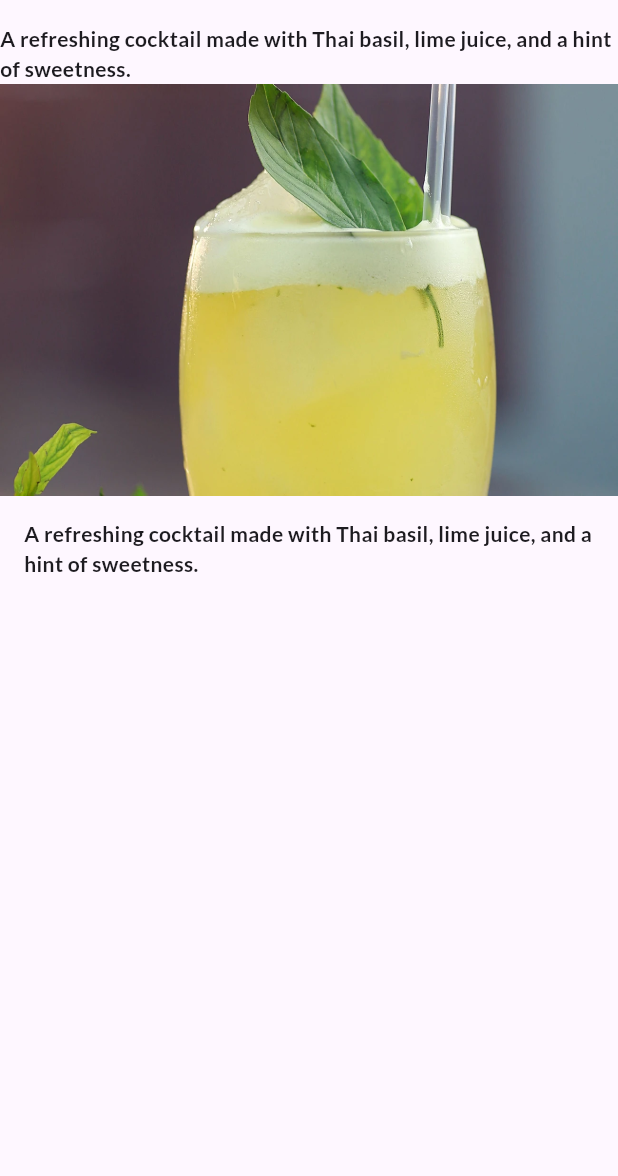
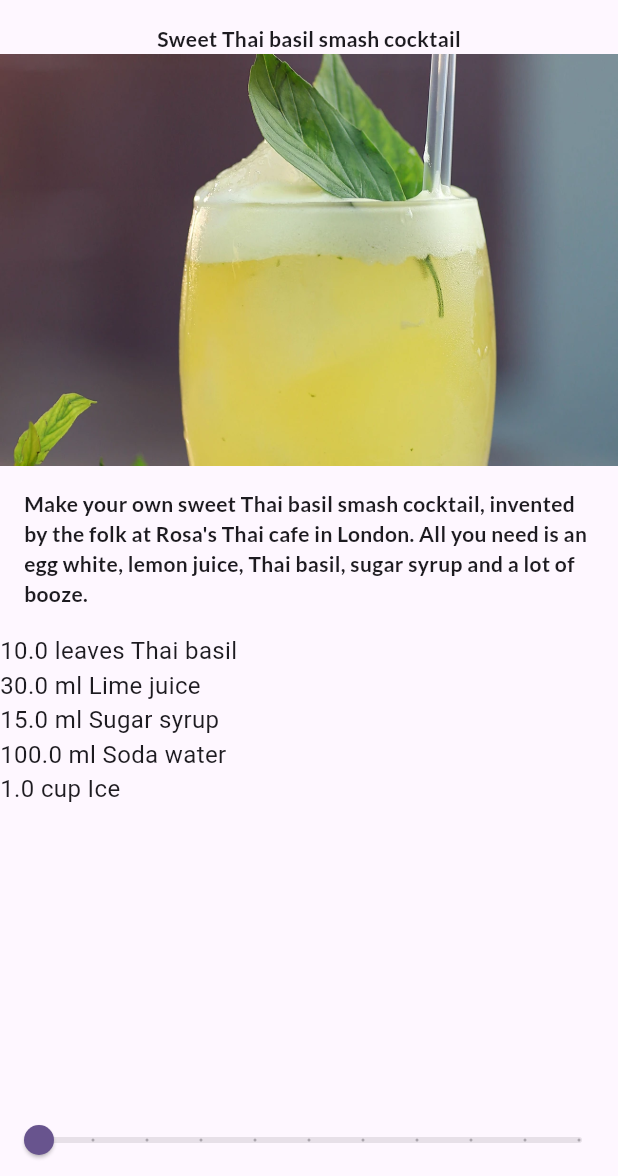
Before and after one commit to Pattarapong01/Recipe, a Flutter app: the screen it shows after launch, after a tap on "Sweet Thai basil smash cocktail", on a phone screen of 412 x 824 dp, the part 60-1236 px from its top. Run offline on Flutter 3.47's test engine with Material 3 defaults, Android fonts, the phone set to English and light mode, and no system bars; our stand-ins replace google_fonts.

Commit message:
SliderVal

```diff
--- /dev/null
+++ b/lib/MOdel/ingredient.dart
@@ -0,0 +1,13 @@
+class Ingredient{
+  String name;
+  double quantity;
+  String unit;
+
+  Ingredient(
+    {
+      required this.name,
+      required this.quantity,
+      required this.unit,
+    }
+  );
+}
--- a/lib/MOdel/recipe.dart
+++ b/lib/MOdel/recipe.dart
@@ -1,15 +1,82 @@
+import 'ingredient.dart';
+
 class Recipe {
   String imageLabel;
   String imageUrl;
   String imageDetail;
-  Recipe(this.imageUrl,this.imageLabel,this.imageDetail);
+  List<Ingredient> ingredients;
 
-static List<Recipe> samples =
-  [
-    Recipe('assets/images/juice.webp', 'Sweet Thai basil smash cocktail', 'A refreshing cocktail made with Thai basil, lime juice, and a hint of sweetness.'),
-    Recipe('assets/images/p110-20250121rps2352pumpkincurrypreview-8534543.webp', 'Thai pumpkin curry (gaeng fak thong)', 'A creamy and aromatic curry made with pumpkin, coconut milk, and Thai spices.'),
-    Recipe('assets/images/OLI-0519-Healthy_GreenThaiFishCurry_32208-c3cee9a (1).webp', 'Thai green fish curry', 'A spicy and flavorful curry made with green chilies, fish, and aromatic herbs.'),
-    Recipe('assets/images/p133-20250121rps2352northernlarbpreview-1-0ac4d35.webp', 'Larb muang (Thai chopped pork salad)', 'A traditional northern Thai salad made with minced pork, herbs, and a tangy dressing.'),
-    Recipe('assets/images/200304_Olive_PadThai-ebe0f22-scaled.webp', 'Pad Thai', 'A classic stir-fried noodle dish with tamarind sauce, peanuts, and vegetables.'),
+  Recipe(
+    this.imageUrl,
+    this.imageLabel,
+    this.imageDetail,
+    this.ingredients,
+  );
+
+  static List<Recipe> samples = [
+    Recipe(
+      'assets/images/juice.webp',
+      'Sweet Thai basil smash cocktail',
+      'Make your own sweet Thai basil smash cocktail, invented by the folk at Rosa\'s Thai cafe in London. All you need is an egg white, lemon juice, Thai basil, sugar syrup and a lot of booze.',
+      [
+        Ingredient(name: 'Thai basil', quantity: 10, unit: 'leaves'),
+        Ingredient(name: 'Lime juice', quantity: 30, unit: 'ml'),
+        Ingredient(name: 'Sugar syrup', quantity: 15, unit: 'ml'),
+        Ingredient(name: 'Soda water', quantity: 100, unit: 'ml'),
+        Ingredient(name: 'Ice', quantity: 1, unit: 'cup'),
+      ],
+    ),
+
+    Recipe(
+      'assets/images/p110-20250121rps2352pumpkincurrypreview-8534543.webp',
+      'Thai pumpkin curry (gaeng fak thong)',
+      'Make the most of seasonal pumpkins or butternut squash in this Thai curry, flavoured with dill, fish sauce and homemade red and green chilli paste.',
+      [
+        Ingredient(name: 'Pumpkin', quantity: 300, unit: 'g'),
+        Ingredient(name: 'Coconut milk', quantity: 400, unit: 'ml'),
+        Ingredient(name: 'Red curry paste', quantity: 2, unit: 'tbsp'),
+        Ingredient(name: 'Fish sauce', quantity: 1, unit: 'tbsp'),
+        Ingredient(name: 'Palm sugar', quantity: 1, unit: 'tsp'),
+      ],
+    ),
+
+    Recipe(
+      'assets/images/OLI-0519-Healthy_GreenThaiFishCurry_32208-c3cee9a (1).webp',
+      'Thai green fish curry',
+      'Perk up your midweek meal with flaky chunks of fish cooked in creamy coconut milk and mild Thai green curry paste, ready in just 10 minutes.',
+      [
+        Ingredient(name: 'Fish fillet', quantity: 300, unit: 'g'),
+        Ingredient(name: 'Green curry paste', quantity: 2, unit: 'tbsp'),
+        Ingredient(name: 'Coconut milk', quantity: 400, unit: 'ml'),
+        Ingredient(name: 'Thai eggplant', quantity: 100, unit: 'g'),
+        Ingredient(name: 'Kaffir lime leaves', quantity: 3, unit: 'leaves'),
+      ],
+    ),
+
+    Recipe(
+      'assets/images/p133-20250121rps2352northernlarbpreview-1-0ac4d35.webp',
+      'Larb muang (Thai chopped pork salad)',
+      'Experience bold Thai flavours with Larb Muang, a vibrant chopped pork salad bursting with garlic, crispy shallots and spiced chillies. Perfect for sharing, this easy dish is served hot with sticky rice or lettuce cups.',
+      [
+        Ingredient(name: 'Minced pork', quantity: 250, unit: 'g'),
+        Ingredient(name: 'Lime juice', quantity: 2, unit: 'tbsp'),
+        Ingredient(name: 'Fish sauce', quantity: 1, unit: 'tbsp'),
+        Ingredient(name: 'Mint leaves', quantity: 1, unit: 'handful'),
+        Ingredient(name: 'Chili flakes', quantity: 1, unit: 'tsp'),
+      ],
+    ),
+
+    Recipe(
+      'assets/images/200304_Olive_PadThai-ebe0f22-scaled.webp',
+      'Pad Thai',
+      'Put juicy king prawns to work in our version of this classic Thai dish, full of vibrant flavours and ready in half an hour.',
+      [
+        Ingredient(name: 'Rice noodles', quantity: 200, unit: 'g'),
+        Ingredient(name: 'King prawns', quantity: 150, unit: 'g'),
+        Ingredient(name: 'Eggs', quantity: 2, unit: 'pcs'),
+        Ingredient(name: 'Bean sprouts', quantity: 100, unit: 'g'),
+        Ingredient(name: 'Pad Thai sauce', quantity: 3, unit: 'tbsp'),
+      ],
+    ),
   ];
 }
--- a/lib/recipe-detail.dart
+++ b/lib/recipe-detail.dart
@@ -1,12 +1,24 @@
 import 'package:flutter/cupertino.dart';
 import 'package:flutter/material.dart';
+import 'package:recipes/MOdel/ingredient.dart%20';
 import 'package:recipes/MOdel/recipe.dart';
 import 'package:google_fonts/google_fonts.dart';
 
-class RecipeDetail extends StatelessWidget{
-  Recipe recipe;
+class RecipeDetail extends StatefulWidget {
+  final Recipe recipe;
+  int _sliderVal = 1;
 
-  RecipeDetail ({super.key, required this.recipe});
+  RecipeDetail({super.key, required this.recipe});
+
+  @override
+  State<StatefulWidget> createState() {
+    // TODO: implement createState
+    return RecipeDetailState();
+  }
+}
+
+class RecipeDetailState extends State<RecipeDetail> {
+  int sliderVal = 1;
 
   @override
   Widget build(BuildContext context) {
@@ -14,33 +26,57 @@ class RecipeDetail extends StatelessWidget{
       appBar: AppBar(
         title: const Text('Recipe Detail'),
         titleTextStyle: GoogleFonts.lato(
-                  fontWeight: FontWeight.bold,
-                  fontSize: 20
-                ),
+          fontWeight: FontWeight.bold,
+          fontSize: 20,
+        ),
       ),
       body: Center(
-        child : Column(
+        child: Column(
           children: [
-             Text(
-              recipe.imageDetail,
-              style: GoogleFonts.lato(
-              fontWeight: FontWeight.bold
-              )
-             ),
-          Image.asset(recipe.imageUrl),
-
+            Text(
+              widget.recipe.imageLabel,
+              style: GoogleFonts.lato(fontWeight: FontWeight.bold),
+            ),
+            Image.asset(widget.recipe.imageUrl),
             Padding(
               padding: const EdgeInsets.all(16.0),
               child: Text(
-                recipe.imageDetail,
-                style: GoogleFonts.lato(
-                  fontWeight: FontWeight.bold
-                ),
+                widget.recipe.imageDetail,
+                style: GoogleFonts.lato(fontWeight: FontWeight.bold),
               ),
+            ),
+
+            Expanded(
+              child: ListView.builder(
+                itemBuilder: (BuildContext context, int index) {
+                  final Ingredient = widget.recipe.ingredients[index];
+                  final adjustedQuantity = widget.recipe.ingredients[index].quantity * sliderVal;
+                  return Text(
+                    '${adjustedQuantity * widget._sliderVal} ${Ingredient.unit} ${Ingredient.name}',
+                    style: const TextStyle(fontSize: 16),
+                  );
+                },
+                itemCount: widget.recipe.ingredients.length,
+              ),
+            ),
+
+            Slider(
+              max: 10,
+              min: 1,
+              divisions: 10,
+              label: '$sliderVal servings',
+              value: sliderVal.toDouble(),
+              onChanged: (newValue) {
+                setState(() {
+                  sliderVal = newValue.round();
+                });
+              },
             ),
           ],
         ),
       ),
     );
+
+
   }
 }
```
Also changed, not shown: assets/osint1_97f60b6c2d23c8752a56eb1d094400ae.jpeg (added).
